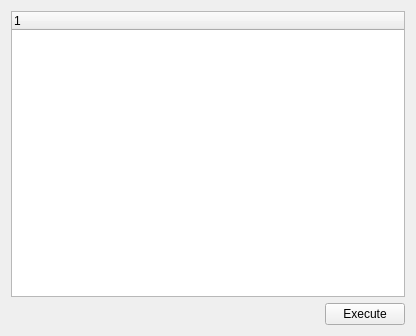
aws/lumberyard, file dev/Code/Sandbox/Editor/Dialogs/PythonScriptsDialog.ui: the form before one commit.
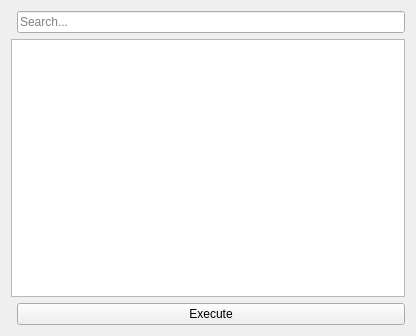
The form after the commit. Custom widgets are drawn as their Qt base class.

```diff
--- a/dev/Code/Sandbox/Editor/Dialogs/PythonScriptsDialog.ui
+++ b/dev/Code/Sandbox/Editor/Dialogs/PythonScriptsDialog.ui
@@ -11,33 +11,34 @@
    </rect>
   </property>
   <layout class="QGridLayout" name="gridLayout">
-   <item row="1" column="0">
-    <spacer name="horizontalSpacer">
-     <property name="orientation">
-      <enum>Qt::Horizontal</enum>
+   <item row="1" column="0" colspan="2">
+    <widget class="CFolderTreeCtrl" name="treeView">
+     <property name="editTriggers">
+      <set>QAbstractItemView::NoEditTriggers</set>
      </property>
-     <property name="sizeHint" stdset="0">
-      <size>
-       <width>321</width>
-       <height>20</height>
-      </size>
-     </property>
-    </spacer>
+    </widget>
    </item>
-   <item row="1" column="1">
+   <item row="2" column="1">
     <widget class="QPushButton" name="executeButton">
+     <property name="sizePolicy">
+      <sizepolicy hsizetype="Expanding" vsizetype="Fixed">
+       <horstretch>0</horstretch>
+       <verstretch>0</verstretch>
+      </sizepolicy>
+     </property>
      <property name="text">
       <string>Execute</string>
      </property>
     </widget>
    </item>
-   <item row="0" column="0" colspan="2">
-    <widget class="CFolderTreeCtrl" name="treeWidget">
-     <column>
-      <property name="text">
-       <string notr="true">1</string>
-      </property>
-     </column>
+   <item row="0" column="1">
+    <widget class="QLineEdit" name="searchField">
+     <property name="placeholderText">
+      <string>Search...</string>
+     </property>
+     <property name="clearButtonEnabled">
+      <bool>true</bool>
+     </property>
     </widget>
    </item>
   </layout>
@@ -45,7 +46,7 @@
  <customwidgets>
   <customwidget>
    <class>CFolderTreeCtrl</class>
-   <extends>QTreeWidget</extends>
+   <extends>QTreeView</extends>
    <header>Controls/FolderTreeCtrl.h</header>
   </customwidget>
  </customwidgets>
```
